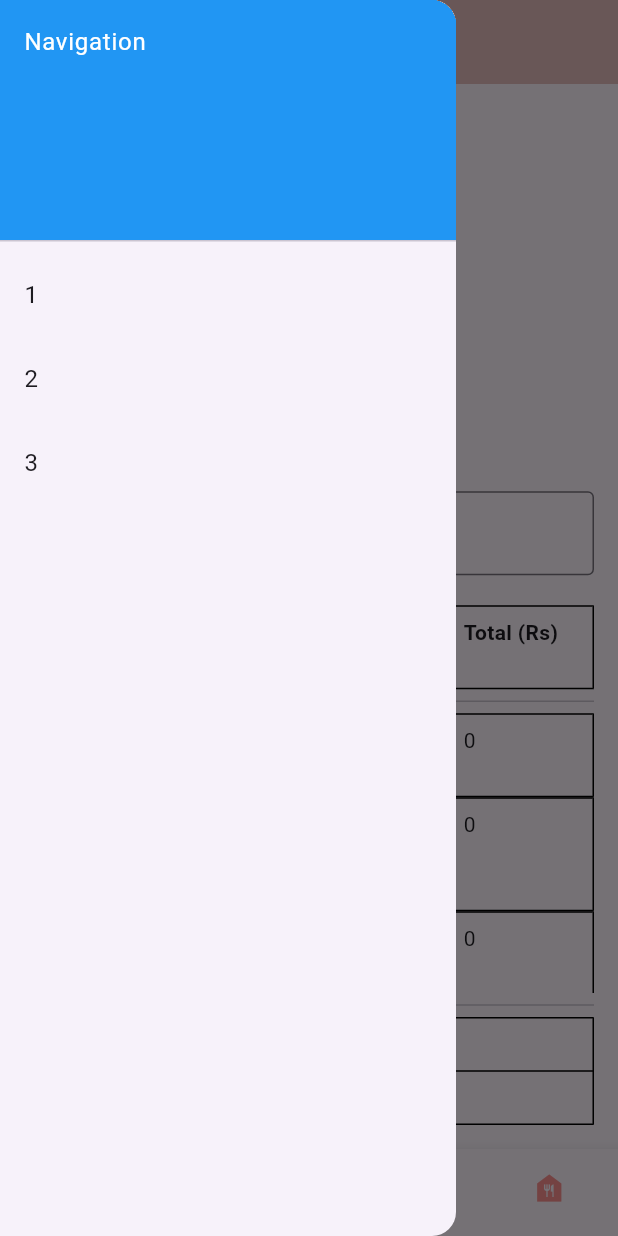
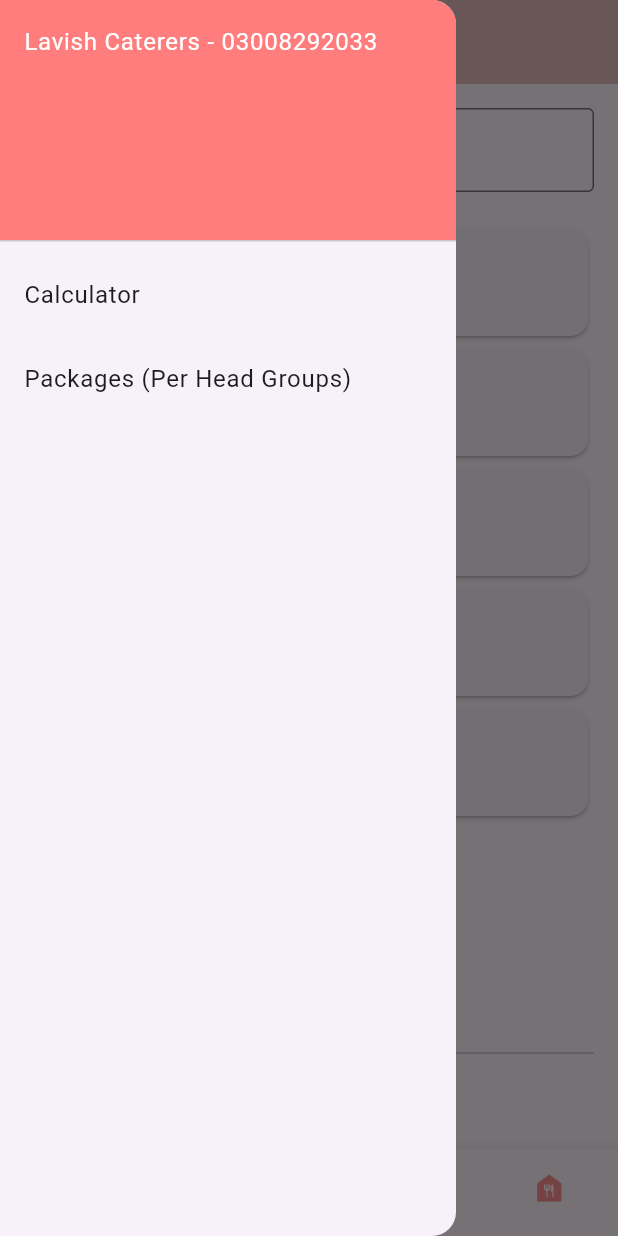
Before and after one commit to oowais95/CaterersAdminFlutterApp, a Flutter app: the screen it shows after launch, with the side drawer open, on a phone screen of 412 x 824 dp. Run offline on Flutter 3.47's test engine with Material 3 defaults, Android fonts, the phone set to English and light mode, and no system bars.

Commit message:
layout enhancements - functionality done for drawer navigation / pages

```diff
--- a/lib/main.dart
+++ b/lib/main.dart
@@ -33,7 +33,7 @@
   int grandTotal = 0;
   double perHeadCost = 0.0;
   int myIndex = 0;
-  int selectedPage = 1; // Track the selected page for the side nav
+  int selectedPage = 1;
 
   final List<Map<String, Map<String, dynamic>>> menus = [
     {
@@ -88,7 +88,6 @@
     });
   }
 
-//======================================BUILD =======================================
   @override
   Widget build(BuildContext context) {
     return Scaffold(
@@ -96,20 +95,19 @@
         title: Text('Lavish Cateres'),
         backgroundColor: const Color.fromARGB(255, 228, 189, 189),
       ),
-
-
       drawer: Drawer(
         child: ListView(
           padding: EdgeInsets.zero,
           children: [
             DrawerHeader(
               decoration: BoxDecoration(
-                color: Colors.blue,
+                color: const Color.fromARGB(255, 255, 125, 125),
               ),
-              child: Text('Navigation', style: TextStyle(color: Colors.white)),
+              child: Text('Lavish Caterers - 03008292033', style: TextStyle(color: Colors.white)),
+
             ),
             ListTile(
-              title: Text('1'),
+              title: Text('Calculator'),
               onTap: () {
                 setState(() {
                   selectedPage = 1;
@@ -118,7 +116,7 @@
               },
             ),
             ListTile(
-              title: Text('2'),
+              title: Text('Packages (Per Head Groups)'),
               onTap: () {
                 setState(() {
                   selectedPage = 2;
@@ -126,64 +124,40 @@
                 });
               },
             ),
-            ListTile(
-              title: Text('3'),
-              onTap: () {
-                setState(() {
-                  selectedPage = 3;
-                  Navigator.pop(context);
-                });
-              },
-            ),
           ],
         ),
       ),
-
-
-
-      bottomNavigationBar: BottomNavigationBar(
+      bottomNavigationBar: selectedPage == 1
+          ? BottomNavigationBar(
               onTap: (index) {
                 setState(() {
                   myIndex = index;
-            calculateTotals(); // Recalculate totals when the menu changes
+                  calculateTotals();
                 });
               },
               currentIndex: myIndex,
               items: const [
                 BottomNavigationBarItem(
                     icon: Icon(Icons.food_bank_rounded), label: 'Menu 1'),
-          BottomNavigationBarItem(icon: Icon(Icons.food_bank), label: 'Menu 2'),
                 BottomNavigationBarItem(
-              icon: Icon(Icons.food_bank_sharp), label: 'Menu 3'),
+                    icon: Icon(Icons.food_bank), label: 'Menu 2'),
                      BottomNavigationBarItem(
-              icon: Icon(Icons.food_bank_sharp), label: 'Menu 4'),
+                    icon: Icon(Icons.food_bank), label: 'Menu 3'),
+                     BottomNavigationBarItem(
+                    icon: Icon(Icons.food_bank), label: 'Menu 4'),
+
               ],
-      ),
+            )
+          : null,
+      body: selectedPage == 1 ? _buildDefaultBody() : _buildHardcodedPackagesPage(),
+    );
+  }
 
-
-
-      body: Container(
-        // decoration: BoxDecoration(
-        //   image: DecorationImage(
-        //     image: AssetImage('lavishAppbg.jpg'),
-        //     fit: BoxFit.cover,
-        //   ),
-        // ),
-        child: Padding(
+  Widget _buildDefaultBody() {
+    return Padding(
       padding: const EdgeInsets.all(16.0),
       child: Column(
         children: [
-              Text('Current Page: $selectedPage',
-                  style: TextStyle(fontSize: 20, fontWeight: FontWeight.bold)),
-              SizedBox(height: 20),
-
-              Expanded(
-                child: Center(
-                  child: _getPageContent(), // Display dynamic content
-                ),
-              ),
-              SizedBox(height: 20),
-              // The rest of your UI remains the same
           Row(
             children: [
               Expanded(
@@ -196,7 +170,7 @@
                   onChanged: (value) {
                     setState(() {
                       totalNumberOfGuests = int.tryParse(value) ?? 0;
-                          calculateTotals(); // Recalculate totals on input
+                      calculateTotals();
                     });
                   },
                 ),
@@ -204,36 +178,6 @@
             ],
           ),
           SizedBox(height: 20),
-              Table(
-                border: TableBorder.all(color: Colors.black),
-                children: [
-                  TableRow(
-                    children: [
-                      Padding(
-                        padding: const EdgeInsets.all(8.0),
-                        child: Text('Item',
-                            style: TextStyle(fontWeight: FontWeight.bold)),
-                      ),
-                      Padding(
-                        padding: const EdgeInsets.all(8.0),
-                        child: Text('Quantity (Kgs)',
-                            style: TextStyle(fontWeight: FontWeight.bold)),
-                      ),
-                      Padding(
-                        padding: const EdgeInsets.all(8.0),
-                        child: Text('Price (Rs)',
-                            style: TextStyle(fontWeight: FontWeight.bold)),
-                      ),
-                      Padding(
-                        padding: const EdgeInsets.all(8.0),
-                        child: Text('Total (Rs)',
-                            style: TextStyle(fontWeight: FontWeight.bold)),
-                      ),
-                    ],
-                  ),
-                ],
-              ),
-              Divider(),
           Expanded(
             child: ListView.builder(
               itemCount: menus[myIndex].length,
@@ -245,98 +189,25 @@
                 int quantity = (totalNumberOfGuests / factor).ceil();
                 int total = quantity * price;
 
-                    return Table(
-                      border: TableBorder.all(color: Colors.black),
-                      children: [
-                        TableRow(
-                          children: [
-                            Padding(
-                              padding: const EdgeInsets.all(8.0),
-                              child: Text(itemName),
+                return Card(
+                  child: ListTile(
+                    title: Text(itemName),
+                    subtitle: Text(
+                        'Quantity: $quantity, Price: $price, Total: $total'),
                   ),
-                            Padding(
-                              padding: const EdgeInsets.all(8.0),
-                              child: Text(quantity.toString()),
-                            ),
-                            Padding(
-                              padding: const EdgeInsets.all(8.0),
-                              child: Text(price.toString()),
-                            ),
-                            Padding(
-                              padding: const EdgeInsets.all(8.0),
-                              child: Text(total.toString()),
-                            ),
-                          ],
-                        ),
-                      ],
                 );
               },
             ),
           ),
           Divider(),
-              Table(
-                border: TableBorder.all(color: Colors.black),
-                children: [
-                  TableRow(
-                    children: [
-                      Padding(
-                        padding: const EdgeInsets.all(8.0),
-                        child: Text('Grand Total:',
-                            style: TextStyle(fontWeight: FontWeight.bold)),
-                      ),
-                      Padding(
-                        padding: const EdgeInsets.all(8.0),
-                        child: Text(grandTotal.toString(),
-                            style: TextStyle(fontWeight: FontWeight.bold)),
-                      ),
+          Text('Grand Total: $grandTotal'),
+          Text('Per Head Cost: ${perHeadCost.toStringAsFixed(2)}'),
         ],
-                  ),
-                  TableRow(
-                    children: [
-                      Padding(
-                        padding: const EdgeInsets.all(8.0),
-                        child: Text('Per Head Cost:',
-                            style: TextStyle(fontWeight: FontWeight.bold)),
-                      ),
-                      Padding(
-                        padding: const EdgeInsets.all(8.0),
-                        child: Text(
-                          perHeadCost.toStringAsFixed(2),
-                          style: TextStyle(fontWeight: FontWeight.bold),
-                        ),
-                      ),
-                    ],
-                  ),
-                ],
-              ),
-            ],
-          ),
-        ),
       ),
     );
   }
 
-// ===================================== SCAFFOLOD END ===========================================
-
-  Widget _getPageContent() {
-    switch (selectedPage) {
-      case 1:
-        return Text('Page 1 Content',
-            style: TextStyle(fontSize: 24, fontWeight: FontWeight.bold));
-      case 2:
-        return Text('Page 2 Content',
-            style: TextStyle(fontSize: 24, fontWeight: FontWeight.bold));
-      case 3:
-        return _buildHardcodedPackagesPage(); // New method for case 3
-      default:
-        return Text('Unknown Page',
-            style: TextStyle(fontSize: 24, fontWeight: FontWeight.bold));
-    }
-  }
-
-// New method to show hardcoded package options
   Widget _buildHardcodedPackagesPage() {
-    // Hardcoded options grouped by per-head cost
     final Map<int, List<List<String>>> packageOptions = {
       1000: [
         ['Beef Biryani', 'Chicken Karahi', 'Naan', 'Raita'],
@@ -362,18 +233,11 @@
       padding: EdgeInsets.all(16.0),
       children: packageOptions.entries.map((entry) {
         return Card(
-          margin: EdgeInsets.only(bottom: 16.0),
           child: ExpansionTile(
-            title: Text(
-              'Per Head: Rs ${entry.key}',
-              style: TextStyle(fontSize: 18, fontWeight: FontWeight.bold),
-            ),
+            title: Text('Per Head: Rs ${entry.key}'),
             children: entry.value.map((package) {
               return ListTile(
-                title: Text(
-                  package.join(', '), // Join the food items in the package
-                  style: TextStyle(fontSize: 16),
-                ),
+                title: Text(package.join(', ')),
               );
             }).toList(),
           ),
```
Lines whose indentation alone changed are shown as unchanged.
